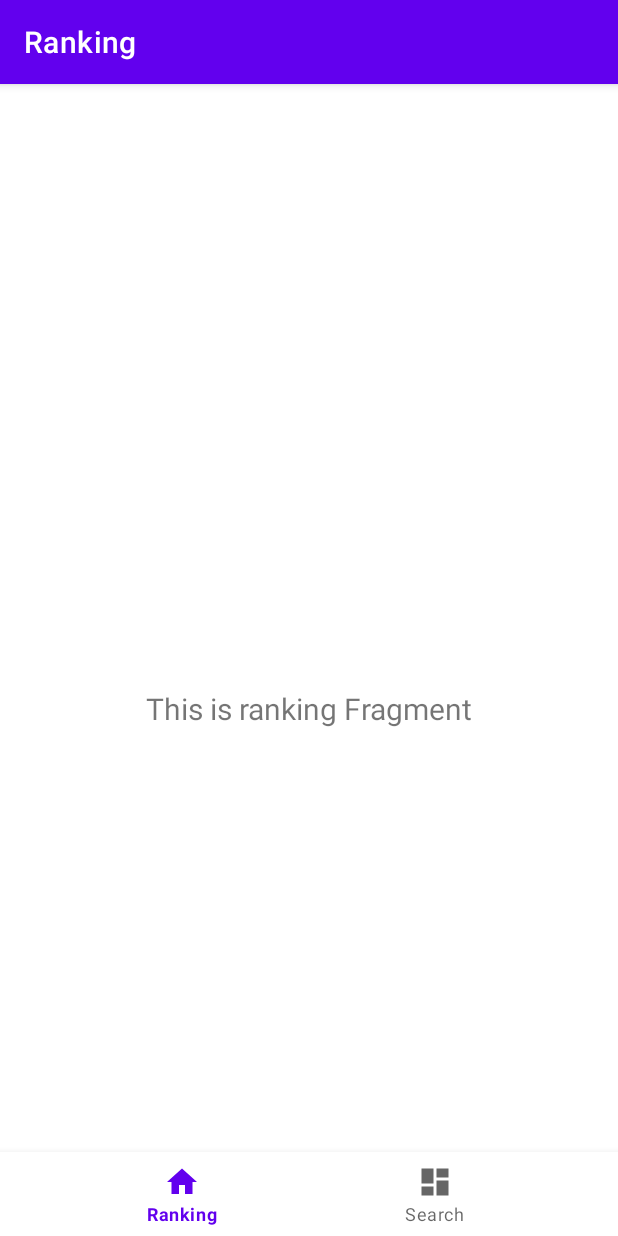
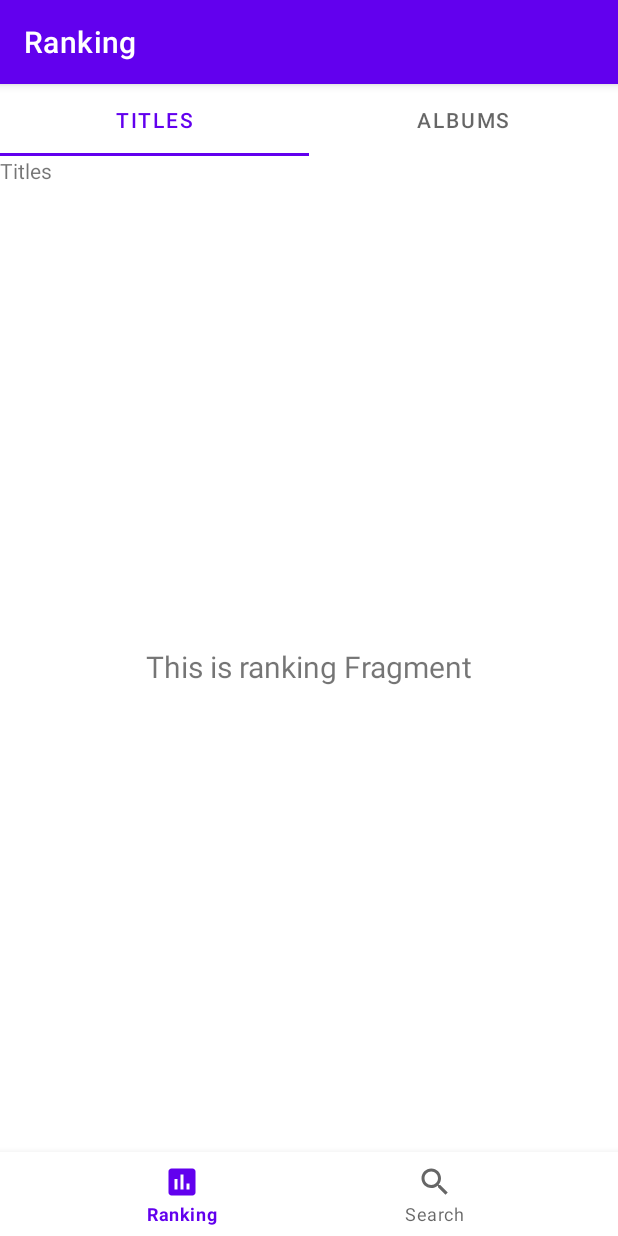
Before and after one commit to ThaMad/ProjetAndroid3MOC, an Android app: the screen it shows after launch (MainActivity), on a phone screen of 412 x 824 dp. Run offline under Robolectric (Android 15) with nearby library versions, the phone set to English and light mode, and no system bars; our stand-ins replace navigation-ui.

Commit message:
Tabs done

```diff
--- a/app/src/main/java/com/example/theaudiodbproject/MainActivity.kt
+++ b/app/src/main/java/com/example/theaudiodbproject/MainActivity.kt
@@ -7,7 +7,11 @@ import androidx.navigation.findNavController
 import androidx.navigation.ui.AppBarConfiguration
 import androidx.navigation.ui.setupActionBarWithNavController
 import androidx.navigation.ui.setupWithNavController
+import androidx.viewpager2.widget.ViewPager2
 import com.example.theaudiodbproject.databinding.ActivityMainBinding
+import com.example.theaudiodbproject.ui.tabbar.ViewPagerAdapter
+import com.google.android.material.tabs.TabLayout
+import com.google.android.material.tabs.TabLayoutMediator
 
 class MainActivity : AppCompatActivity() {
 
@@ -31,5 +35,16 @@ class MainActivity : AppCompatActivity() {
         )
         setupActionBarWithNavController(navController, appBarConfiguration)
         navView.setupWithNavController(navController)
+
+        val viewPager: ViewPager2 = findViewById(R.id.view_pager)
+        val tabLayout: TabLayout = findViewById(R.id.tab_layout)
+
+        viewPager.adapter = ViewPagerAdapter(this)
+        TabLayoutMediator(tabLayout, viewPager) { tab, position ->
+            when (position) {
+                0 -> tab.text = getString(R.string.title_titles)
+                1 -> tab.text = getString(R.string.title_albums)
+            }
+        }.attach()
     }
 }
--- /dev/null
+++ b/app/src/main/java/com/example/theaudiodbproject/ui/tabbar/TitlesFragment.kt
@@ -0,0 +1,60 @@
+package com.example.theaudiodbproject.ui.tabbar
+
+import android.os.Bundle
+import androidx.fragment.app.Fragment
+import android.view.LayoutInflater
+import android.view.View
+import android.view.ViewGroup
+import com.example.theaudiodbproject.R
+
+// TODO: Rename parameter arguments, choose names that match
+// the fragment initialization parameters, e.g. ARG_ITEM_NUMBER
+private const val ARG_PARAM1 = "param1"
+private const val ARG_PARAM2 = "param2"
+
+/**
+ * A simple [Fragment] subclass.
+ * Use the [TitlesFragment.newInstance] factory method to
+ * create an instance of this fragment.
+ */
+class TitlesFragment : Fragment() {
+    // TODO: Rename and change types of parameters
+    private var param1: String? = null
+    private var param2: String? = null
+
+    override fun onCreate(savedInstanceState: Bundle?) {
+        super.onCreate(savedInstanceState)
+        arguments?.let {
+            param1 = it.getString(ARG_PARAM1)
+            param2 = it.getString(ARG_PARAM2)
+        }
+    }
+
+    override fun onCreateView(
+        inflater: LayoutInflater, container: ViewGroup?,
+        savedInstanceState: Bundle?
+    ): View? {
+        // Inflate the layout for this fragment
+        return inflater.inflate(R.layout.fragment_titles, container, false)
+    }
+
+    companion object {
+        /**
+         * Use this factory method to create a new instance of
+         * this fragment using the provided parameters.
+         *
+         * @param param1 Parameter 1.
+         * @param param2 Parameter 2.
+         * @return A new instance of fragment TitlesFragment.
+         */
+        // TODO: Rename and change types and number of parameters
+        @JvmStatic
+        fun newInstance(param1: String, param2: String) =
+            TitlesFragment().apply {
+                arguments = Bundle().apply {
+                    putString(ARG_PARAM1, param1)
+                    putString(ARG_PARAM2, param2)
+                }
+            }
+    }
+}
--- /dev/null
+++ b/app/src/main/java/com/example/theaudiodbproject/ui/tabbar/ViewPagerAdapter.kt
@@ -0,0 +1,20 @@
+package com.example.theaudiodbproject.ui.tabbar
+
+import androidx.fragment.app.Fragment
+import androidx.fragment.app.FragmentActivity
+import androidx.viewpager2.adapter.FragmentStateAdapter
+
+class ViewPagerAdapter(fragmentActivity: FragmentActivity): FragmentStateAdapter(fragmentActivity) {
+
+    override fun getItemCount(): Int {
+        return 2
+    }
+
+    override fun createFragment(position: Int): Fragment {
+        return when(position){
+            0 -> TitlesFragment()
+            1 -> AlbumsFragment()
+            else -> TitlesFragment()
+        }
+    }
+}
--- /dev/null
+++ b/app/src/main/res/drawable/baseline_assessment_24.xml
@@ -0,0 +1,5 @@
+<vector android:height="24dp" android:tint="#B8B9B9"
+    android:viewportHeight="24" android:viewportWidth="24"
+    android:width="24dp" xmlns:android="http://schemas.android.com/apk/res/android">
+    <path android:fillColor="@android:color/white" android:pathData="M19,3L5,3c-1.1,0 -2,0.9 -2,2v14c0,1.1 0.9,2 2,2h14c1.1,0 2,-0.9 2,-2L21,5c0,-1.1 -0.9,-2 -2,-2zM9,17L7,17v-7h2v7zM13,17h-2L11,7h2v10zM17,17h-2v-4h2v4z"/>
+</vector>
--- /dev/null
+++ b/app/src/main/res/drawable/baseline_search_24.xml
@@ -0,0 +1,5 @@
+<vector android:height="24dp" android:tint="#B8B9B9"
+    android:viewportHeight="24" android:viewportWidth="24"
+    android:width="24dp" xmlns:android="http://schemas.android.com/apk/res/android">
+    <path android:fillColor="@android:color/white" android:pathData="M15.5,14h-0.79l-0.28,-0.27C15.41,12.59 16,11.11 16,9.5 16,5.91 13.09,3 9.5,3S3,5.91 3,9.5 5.91,16 9.5,16c1.61,0 3.09,-0.59 4.23,-1.57l0.27,0.28v0.79l5,4.99L20.49,19l-4.99,-5zM9.5,14C7.01,14 5,11.99 5,9.5S7.01,5 9.5,5 14,7.01 14,9.5 11.99,14 9.5,14z"/>
+</vector>
--- a/app/src/main/res/layout/activity_main.xml
+++ b/app/src/main/res/layout/activity_main.xml
@@ -1,10 +1,36 @@
 <?xml version="1.0" encoding="utf-8"?>
 <androidx.constraintlayout.widget.ConstraintLayout xmlns:android="http://schemas.android.com/apk/res/android"
     xmlns:app="http://schemas.android.com/apk/res-auto"
+    xmlns:tools="http://schemas.android.com/tools"
     android:id="@+id/container"
     android:layout_width="match_parent"
     android:layout_height="match_parent"
-    android:paddingTop="?attr/actionBarSize">
+    tools:context=".MainActivity">
+
+    <com.google.android.material.tabs.TabLayout
+        android:id="@+id/tab_layout"
+        android:layout_width="match_parent"
+        android:layout_height="wrap_content"
+        app:layout_constraintTop_toTopOf="parent">
+
+        <com.google.android.material.tabs.TabItem
+            android:layout_width="wrap_content"
+            android:layout_height="wrap_content"/>
+
+        <com.google.android.material.tabs.TabItem
+            android:layout_width="wrap_content"
+            android:layout_height="wrap_content"/>
+
+    </com.google.android.material.tabs.TabLayout>
+
+    <androidx.viewpager2.widget.ViewPager2
+        android:id="@+id/view_pager"
+        android:layout_width="0dp"
+        android:layout_height="0dp"
+        app:layout_constraintTop_toBottomOf="@+id/tab_layout"
+        app:layout_constraintStart_toStartOf="parent"
+        app:layout_constraintEnd_toEndOf="parent"
+        app:layout_constraintBottom_toBottomOf="parent" />
 
     <com.google.android.material.bottomnavigation.BottomNavigationView
         android:id="@+id/nav_view"
--- /dev/null
+++ b/app/src/main/res/layout/fragment_titles.xml
@@ -0,0 +1,14 @@
+<?xml version="1.0" encoding="utf-8"?>
+<FrameLayout xmlns:android="http://schemas.android.com/apk/res/android"
+    xmlns:tools="http://schemas.android.com/tools"
+    android:layout_width="match_parent"
+    android:layout_height="match_parent"
+    tools:context=".ui.tabbar.TitlesFragment">
+
+    <!-- TODO: Update blank fragment layout -->
+    <TextView
+        android:layout_width="match_parent"
+        android:layout_height="match_parent"
+        android:text="@string/title_titles" />
+
+</FrameLayout>
--- a/app/src/main/res/menu/bottom_nav_menu.xml
+++ b/app/src/main/res/menu/bottom_nav_menu.xml
@@ -3,12 +3,12 @@
 
     <item
         android:id="@+id/navigation_home"
-        android:icon="@drawable/ic_home_black_24dp"
+        android:icon="@drawable/baseline_assessment_24"
         android:title="@string/title_ranking" />
 
     <item
         android:id="@+id/navigation_dashboard"
-        android:icon="@drawable/ic_dashboard_black_24dp"
+        android:icon="@drawable/baseline_search_24"
         android:title="@string/title_search" />
 
 </menu>
--- a/app/src/main/res/values/strings.xml
+++ b/app/src/main/res/values/strings.xml
@@ -1,6 +1,9 @@
 <resources>
-    <string name="app_name">Ranking</string>
+    <string name="app_name">TheAudioDB</string>
     <string name="title_ranking">Ranking</string>
     <string name="title_search">Search</string>
     <string name="title_titles">Titles</string>
+    <string name="title_albums">Albums</string>
+    <!-- TODO: Remove or change this placeholder text -->
+    <string name="hello_blank_fragment">Hello blank fragment</string>
 </resources>
```
Also changed, not shown: app/src/main/java/com/example/theaudiodbproject/ui/tabbar/AlbumsFragment.kt (added, +60 -0 lines), app/src/main/res/layout/fragment_albums.xml (added, +14 -0 lines).
